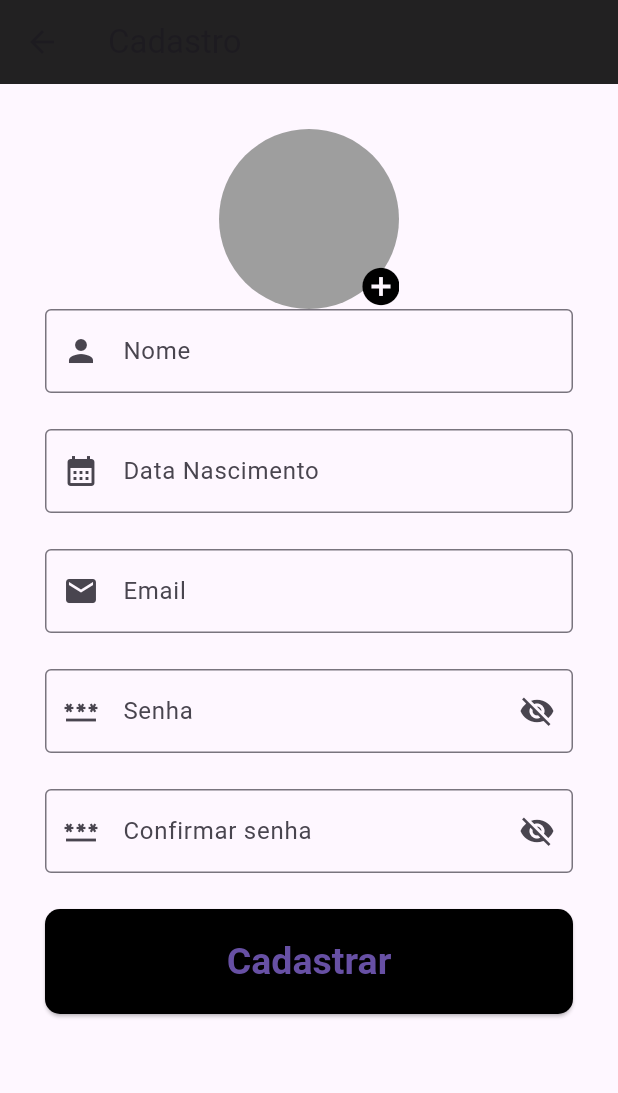
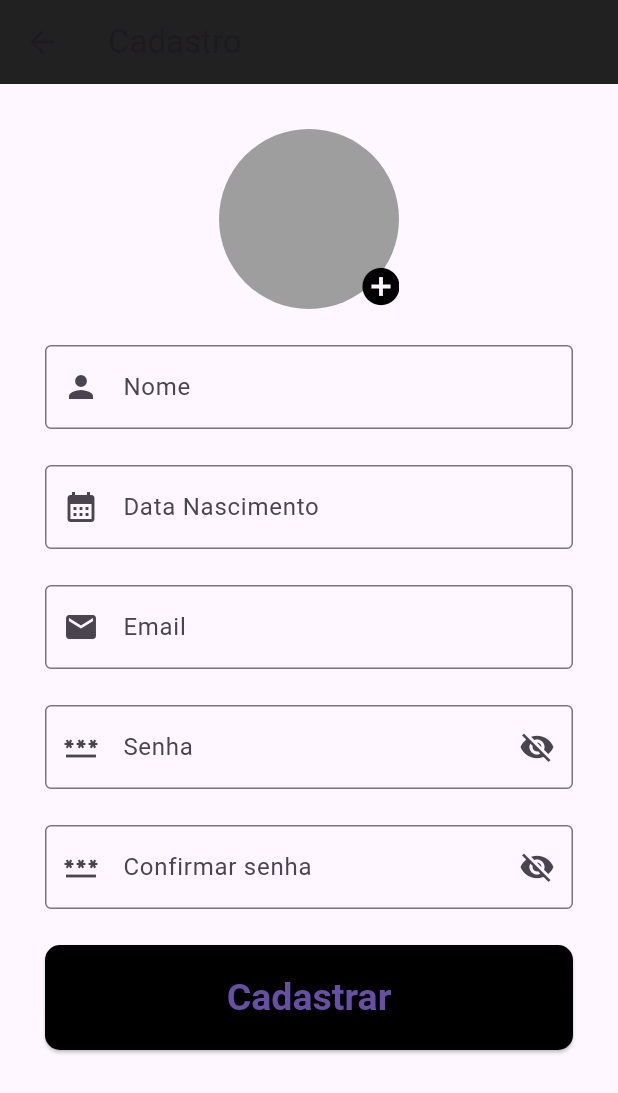
Before and after one commit to MTSKaioken/app-bagagem-smart, a Flutter app: the screen it shows after launch, after a tap on "Cadastre-se", on a phone screen of 412 x 824 dp. Shown: the top 1093 px of the screen. Run offline on Flutter 3.47's test engine with Material 3 defaults, Android fonts, the phone set to English and light mode, and no system bars; our stand-ins replace cloud_firestore, email_validator, firebase_core, flutter_map, geocoding, image_picker and 2 more; accounts and stored records are empty.

Commit message:
feat: espaçamento melhor entre os campos e a ft de perfil

```diff
--- a/lib/refactor/view/cadastro.dart
+++ b/lib/refactor/view/cadastro.dart
@@ -135,6 +135,10 @@ class _Cadastro extends State<Cadastro> {
                 mainAxisAlignment: MainAxisAlignment.center,
                 children: [
                   ProfileImagePicker(),
+                  Container(
+                    alignment: Alignment.bottomCenter,
+                    margin: EdgeInsets.only(top: 24),
+                  ),
                   TextField(
                     controller: nomeInputValue,
                     decoration: InputDecoration(
```
